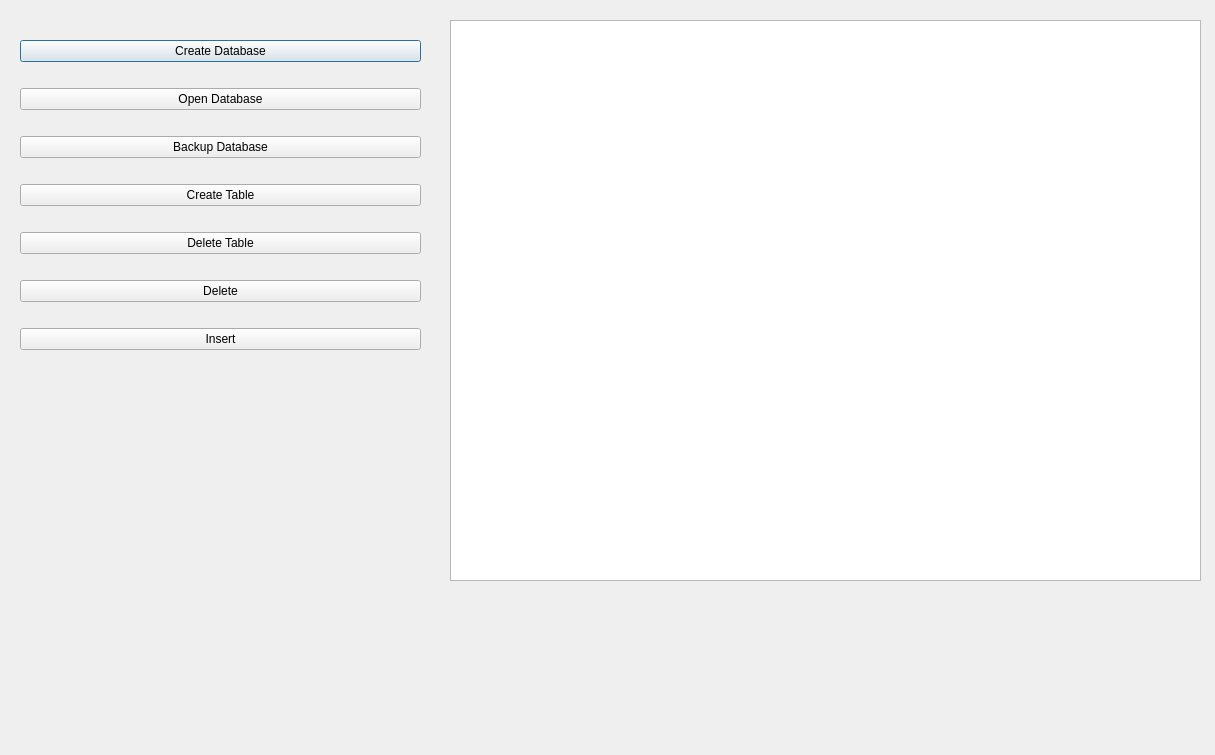
This is applicationWindow.ui in rudyleiva93/DatabaseBrowserApp as Qt 5 draws it before an edit. The edited form follows.
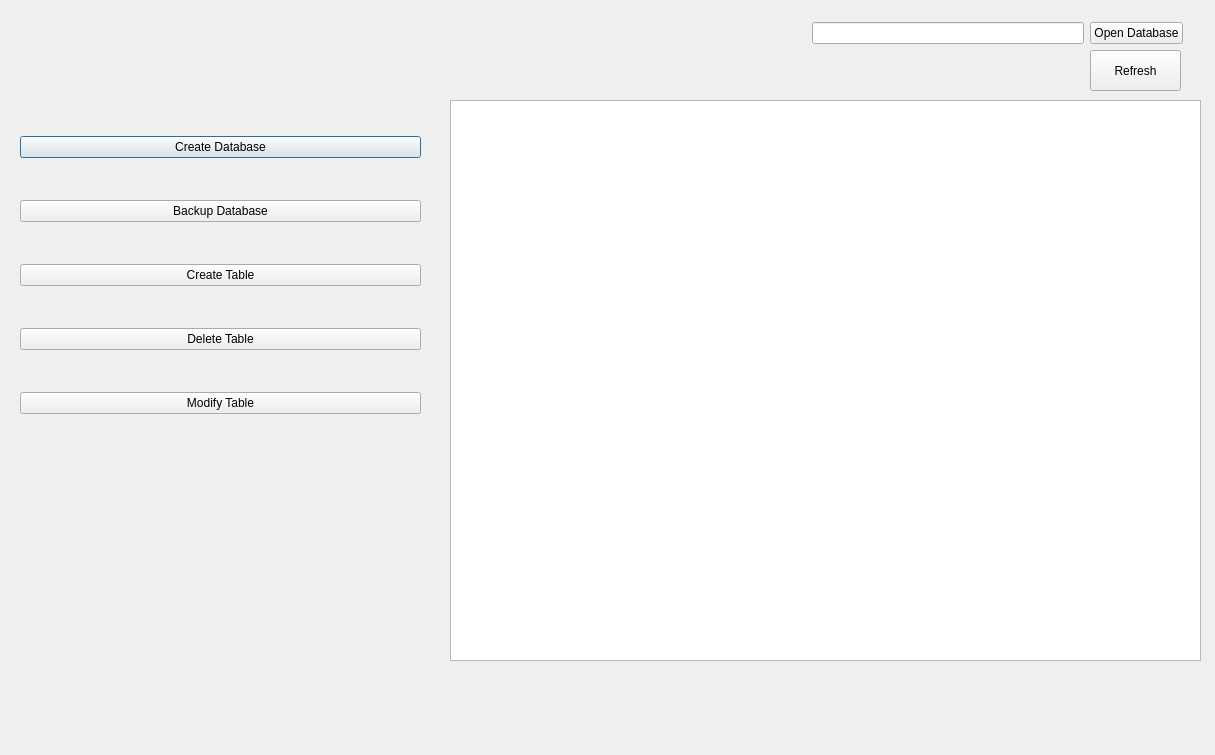
This is the edited form.

Commit message: Can backup in memory databases

The edit to the form file:
```diff
--- a/applicationWindow.ui
+++ b/applicationWindow.ui
@@ -17,7 +17,7 @@
    <property name="geometry">
     <rect>
      <x>450</x>
-     <y>20</y>
+     <y>100</y>
      <width>751</width>
      <height>561</height>
     </rect>
@@ -27,7 +27,7 @@
    <property name="geometry">
     <rect>
      <x>20</x>
-     <y>20</y>
+     <y>100</y>
      <width>401</width>
      <height>351</height>
     </rect>
@@ -40,13 +40,6 @@
       </property>
      </widget>
     </item>
-    <item>
-     <widget class="QPushButton" name="pushButton_openDatabase">
-      <property name="text">
-       <string>Open Database</string>
-      </property>
-     </widget>
-    </item>
     <item>
      <widget class="QPushButton" name="pushButton_backupDatabse">
       <property name="text">
@@ -71,14 +64,55 @@
     <item>
      <widget class="QPushButton" name="pushButton_delete">
       <property name="text">
-       <string>Delete</string>
+       <string>Modify Table</string>
       </property>
      </widget>
     </item>
+   </layout>
+  </widget>
+  <widget class="QLabel" name="label_result">
+   <property name="geometry">
+    <rect>
+     <x>810</x>
+     <y>60</y>
+     <width>361</width>
+     <height>16</height>
+    </rect>
+   </property>
+   <property name="text">
+    <string/>
+   </property>
+  </widget>
+  <widget class="QPushButton" name="pushButton_refresh">
+   <property name="geometry">
+    <rect>
+     <x>1090</x>
+     <y>50</y>
+     <width>91</width>
+     <height>41</height>
+    </rect>
+   </property>
+   <property name="text">
+    <string>Refresh</string>
+   </property>
+  </widget>
+  <widget class="QWidget" name="">
+   <property name="geometry">
+    <rect>
+     <x>812</x>
+     <y>20</y>
+     <width>371</width>
+     <height>27</height>
+    </rect>
+   </property>
+   <layout class="QHBoxLayout" name="horizontalLayout">
     <item>
-     <widget class="QPushButton" name="pushButton_insert">
+     <widget class="QLineEdit" name="lineEdit_openDatabase"/>
+    </item>
+    <item>
+     <widget class="QPushButton" name="pushButton_openDatabase">
       <property name="text">
-       <string>Insert</string>
+       <string>Open Database</string>
       </property>
      </widget>
     </item>
```
Left out of the diff: 2 changed lines with no effect on the pictures. The commit also changes 30 other files.
